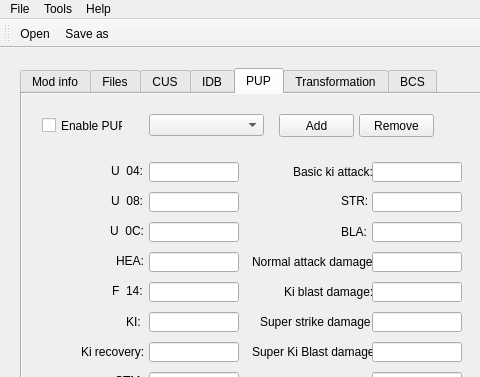
This is mainwindow.ui in eterniti/xv2skillcreat as Qt 5 draws it before an edit; both pictures show x 0 to 480 and y 0 to 377 of the 661 by 675 pixel window. The edited form follows.
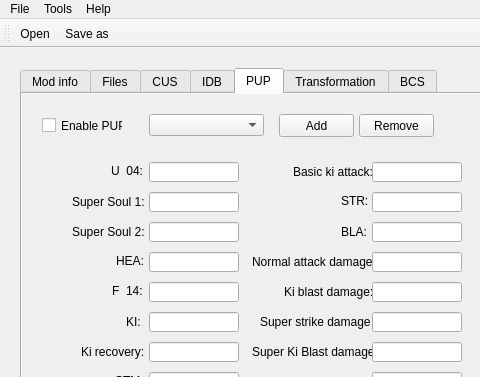
This is the edited form. The open tabs and pages were chosen to show the change.

The edit to the form file:
```diff
--- a/mainwindow.ui
+++ b/mainwindow.ui
@@ -1886,27 +1886,27 @@
      <widget class="QLabel" name="label_47">
       <property name="geometry">
        <rect>
-        <x>89</x>
+        <x>50</x>
         <y>100</y>
-        <width>47</width>
-        <height>13</height>
+        <width>81</width>
+        <height>16</height>
        </rect>
       </property>
       <property name="text">
-       <string>U_08:</string>
+       <string>Super Soul 1:</string>
       </property>
      </widget>
      <widget class="QLabel" name="label_48">
       <property name="geometry">
        <rect>
-        <x>88</x>
+        <x>50</x>
         <y>130</y>
-        <width>47</width>
-        <height>13</height>
+        <width>81</width>
+        <height>16</height>
        </rect>
       </property>
       <property name="text">
-       <string>U_0C:</string>
+       <string>Super Soul 2:</string>
       </property>
      </widget>
      <widget class="QLabel" name="label_49">
```
Left out of the diff: 6 changed lines with no effect on the pictures.
